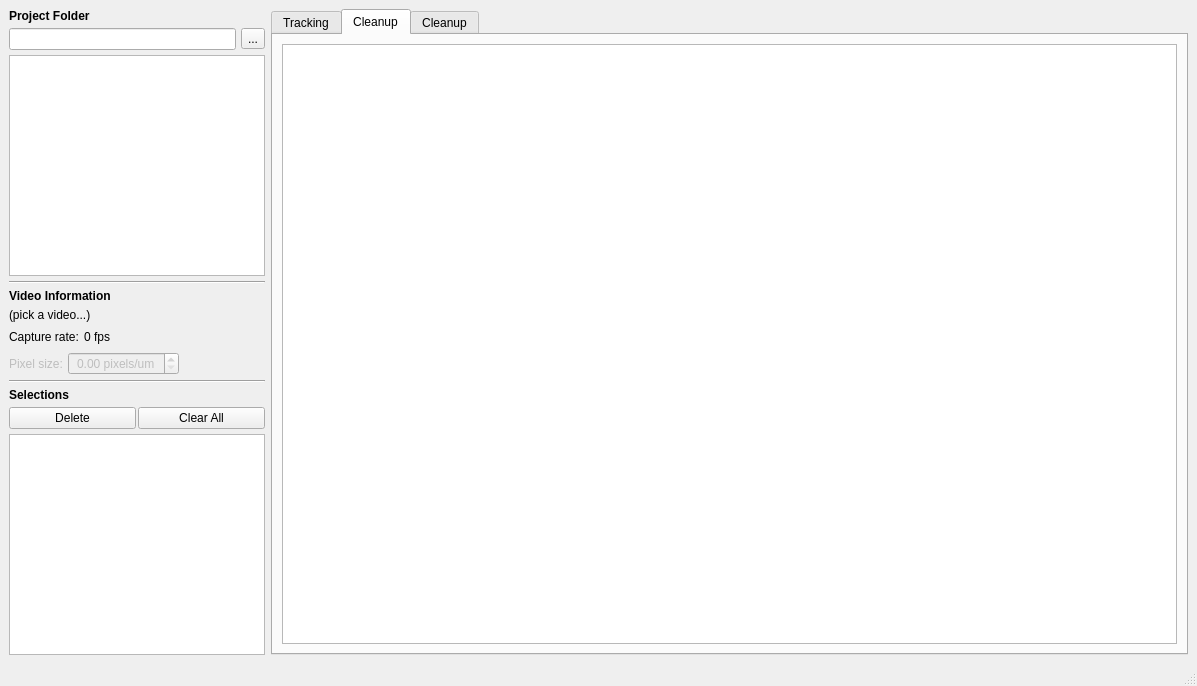
The window that src/gui/mainwindow.ui (adwolfe/yawt) describes before a commit, drawn with Qt 5.
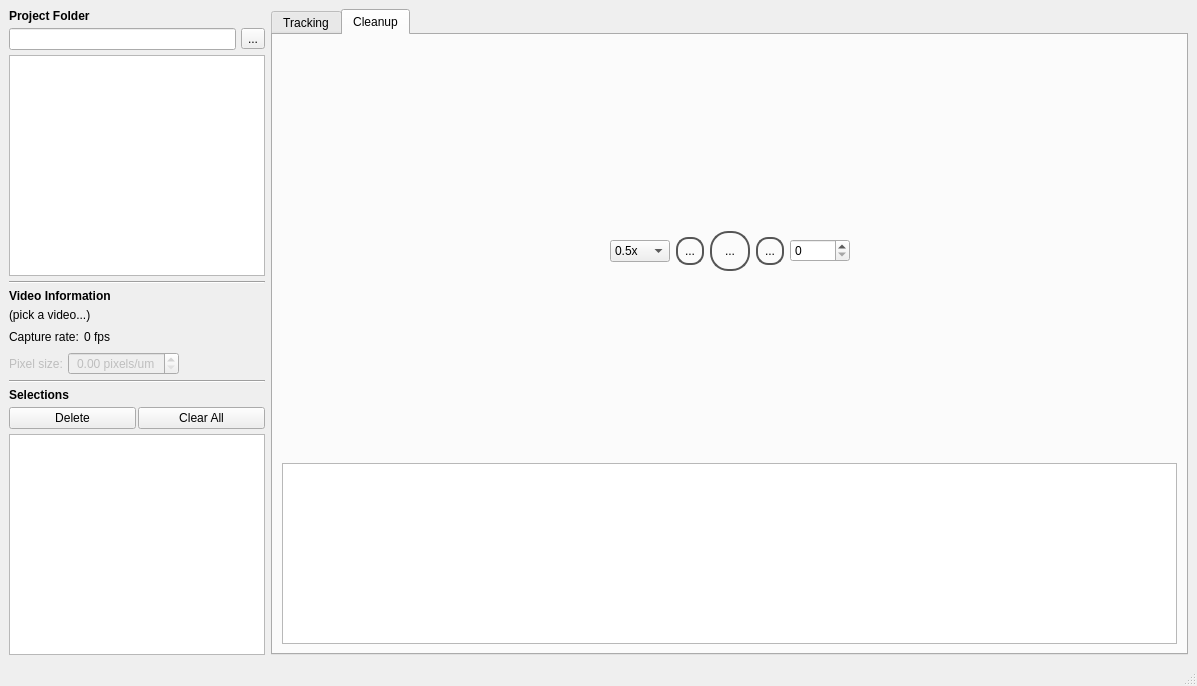
The same window after the commit. The open tabs and pages were chosen to show the change. Icons and pictures are not drawn. Custom widgets are drawn as their Qt base class.

Commit message: removed backup tab

What changed in the file:
```diff
--- a/src/gui/mainwindow.ui
+++ b/src/gui/mainwindow.ui
@@ -1051,31 +1051,6 @@
         </item>
        </layout>
       </widget>
-      <widget class="QWidget" name="backupTab">
-       <attribute name="title">
-        <string>Cleanup</string>
-       </attribute>
-       <layout class="QVBoxLayout" name="verticalLayout_2" stretch="4">
-        <item>
-         <layout class="QHBoxLayout" name="horizontalLayout_10" stretch="0,1">
-          <item>
-           <layout class="QVBoxLayout" name="verticalLayout_3">
-            <property name="leftMargin">
-             <number>0</number>
-            </property>
-           </layout>
-          </item>
-          <item>
-           <layout class="QHBoxLayout" name="horizontalLayout_4">
-            <item>
-             <widget class="QTableView" name="annoTableView"/>
-            </item>
-           </layout>
-          </item>
-         </layout>
-        </item>
-       </layout>
-      </widget>
       <widget class="QWidget" name="cleanupTab">
        <attribute name="title">
         <string>Cleanup</string>
```
Left out of the diff: 4 changed lines with no effect on the pictures. The commit also changes 4 other files.
